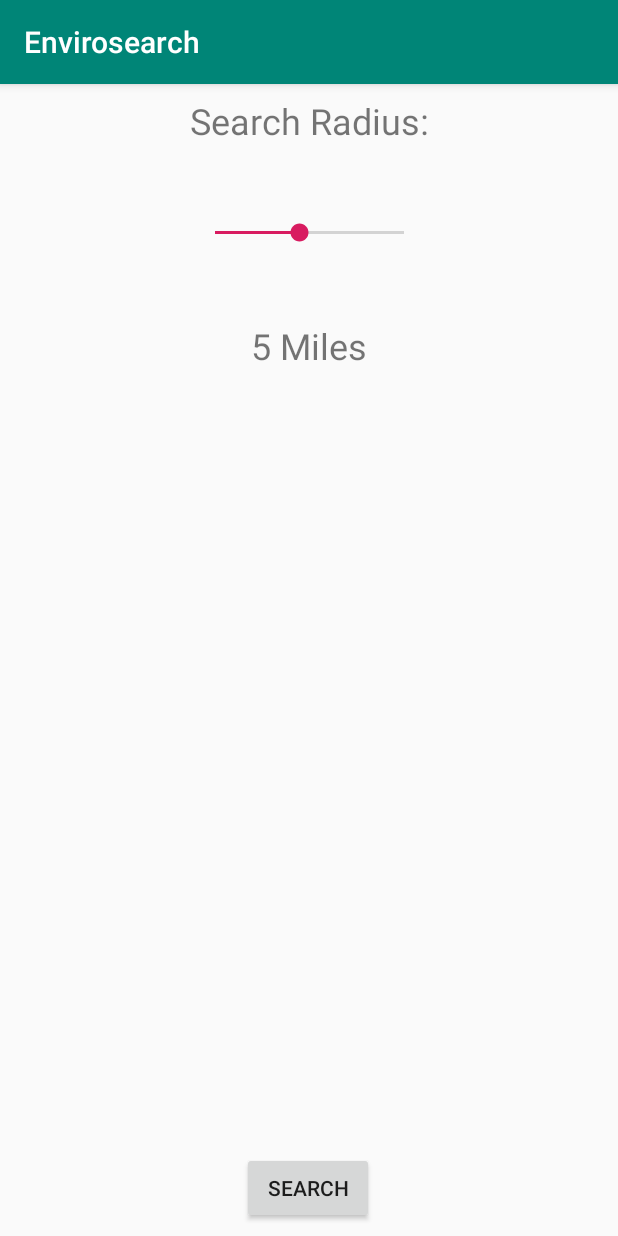
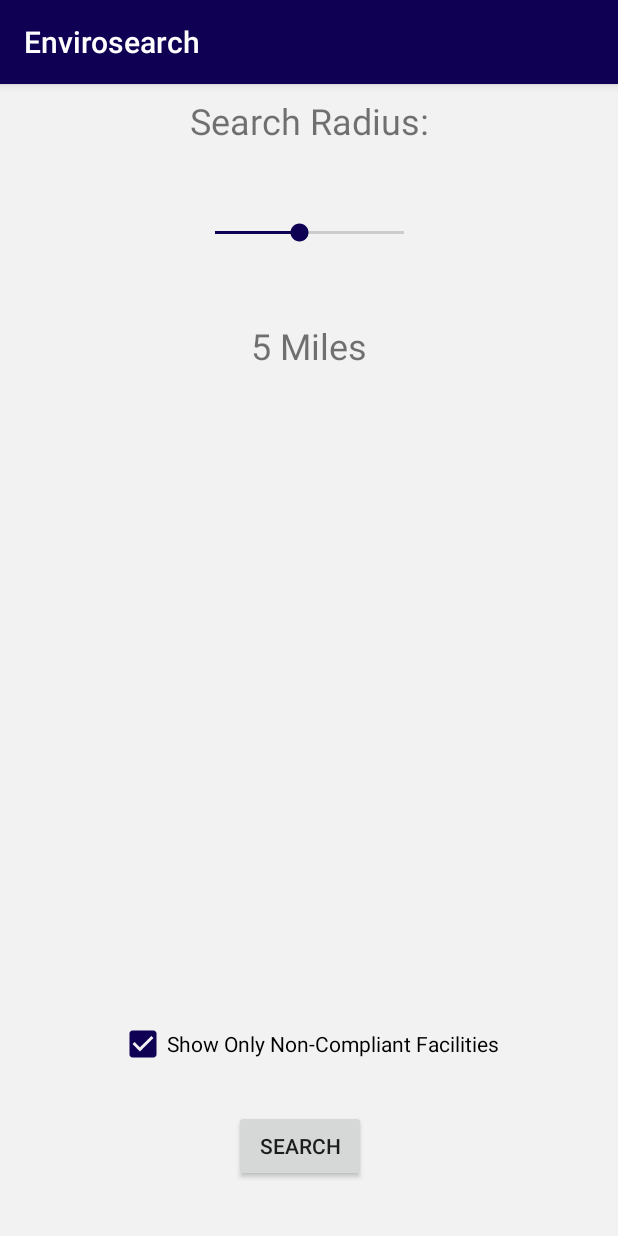
Before and after one commit to aalcorn/Envirosearch, an Android app: the screen it shows after launch (selectActivity), on a phone screen of 412 x 824 dp. Run offline under Robolectric (Android 15) with nearby library versions, the phone set to English and light mode, and no system bars.

Commit message:
EnvSearch Demo V2.2

```diff
--- a/app/src/main/java/com/example/envirosearch/selectActivity.java
+++ b/app/src/main/java/com/example/envirosearch/selectActivity.java
@@ -4,18 +4,25 @@ import android.content.Intent;
 import android.os.Bundle;
 import android.support.design.widget.FloatingActionButton;
 import android.support.design.widget.Snackbar;
+import android.support.v4.app.ActivityCompat;
 import android.support.v7.app.AppCompatActivity;
 import android.support.v7.widget.Toolbar;
 import android.view.View;
 import android.widget.Button;
+import android.widget.CheckBox;
 import android.widget.SeekBar;
 import android.widget.TextView;
+
+import static android.Manifest.permission.ACCESS_FINE_LOCATION;
 
 public class selectActivity extends AppCompatActivity {
 
     private TextView milesView;
     private SeekBar seekBar;
     private Button searchButton;
+    private CheckBox checkBox;
+    private int radius = 5;
+
 
     @Override
     protected void onCreate(Bundle savedInstanceState) {
@@ -23,18 +30,23 @@ public class selectActivity extends AppCompatActivity {
         setContentView(R.layout.activity_select);
 
         Toolbar toolbar = findViewById(R.id.toolbar);
+        toolbar.setBackgroundColor(0xFF0f0054);
+        //toolbar.getBackground().setColorFilter("#");
         setSupportActionBar(toolbar);
+
+        requestPermission();
 
         milesView = findViewById(R.id.milesView);
         seekBar = findViewById(R.id.seekBar);
         searchButton = findViewById(R.id.searchButton);
+        checkBox = findViewById(R.id.checkBox);
 
         searchButton.setOnClickListener(new View.OnClickListener() {
             @Override
             public void onClick(View v) {
                 Intent intent = new Intent(selectActivity.this, MapsActivity.class);
-                intent.putExtra("radius", seekBar.getProgress());
-
+                intent.putExtra("radius", Integer.toString(radius));
+                intent.putExtra("checked", checkBox.isChecked());
                 startActivity(intent);
             }
         });
@@ -42,7 +54,14 @@ public class selectActivity extends AppCompatActivity {
         seekBar.setOnSeekBarChangeListener(new SeekBar.OnSeekBarChangeListener() {
             @Override
             public void onProgressChanged(SeekBar seekBar, int progress, boolean fromUser) {
-                milesView.setText(progress + " Miles");
+                if (progress > 1) {
+                    milesView.setText(progress + " Miles");
+                }
+                else {
+                    milesView.setText(progress + " Mile");
+                }
+                radius = progress;
+                //System.out.println(radius);
             }
 
             @Override
@@ -58,4 +77,8 @@ public class selectActivity extends AppCompatActivity {
 
     }
 
+    private void requestPermission(){
+        ActivityCompat.requestPermissions(this,new String[]{ACCESS_FINE_LOCATION},1);
+    }
+
 }
--- a/app/src/main/res/layout/content_select.xml
+++ b/app/src/main/res/layout/content_select.xml
@@ -4,6 +4,7 @@
     xmlns:tools="http://schemas.android.com/tools"
     android:layout_width="match_parent"
     android:layout_height="match_parent"
+    android:background="#f2f2f2"
     app:layout_behavior="@string/appbar_scrolling_view_behavior"
     tools:context=".selectActivity"
     tools:showIn="@layout/activity_select">
@@ -47,10 +48,27 @@
         android:id="@+id/searchButton"
         android:layout_width="wrap_content"
         android:layout_height="wrap_content"
-        android:layout_marginBottom="8dp"
+        android:layout_marginStart="8dp"
+        android:layout_marginLeft="8dp"
+        android:layout_marginBottom="36dp"
         android:text="Search"
         app:layout_constraintBottom_toBottomOf="parent"
         app:layout_constraintEnd_toEndOf="parent"
-        app:layout_constraintHorizontal_bias="0.498"
+        app:layout_constraintHorizontal_bias="0.469"
+        app:layout_constraintStart_toStartOf="parent" />
+
+    <CheckBox
+        android:id="@+id/checkBox"
+        android:layout_width="wrap_content"
+        android:layout_height="wrap_content"
+        android:layout_marginStart="8dp"
+        android:layout_marginLeft="8dp"
+        android:layout_marginEnd="8dp"
+        android:layout_marginRight="8dp"
+        android:layout_marginBottom="28dp"
+        android:checked="true"
+        android:text="Show Only Non-Compliant Facilities"
+        app:layout_constraintBottom_toTopOf="@+id/searchButton"
+        app:layout_constraintEnd_toEndOf="parent"
         app:layout_constraintStart_toStartOf="parent" />
 </android.support.constraint.ConstraintLayout>
--- a/app/src/main/res/values/styles.xml
+++ b/app/src/main/res/values/styles.xml
@@ -4,8 +4,9 @@
     <style name="AppTheme" parent="Theme.AppCompat.Light.DarkActionBar">
         <!-- Customize your theme here. -->
         <item name="colorPrimary">@color/colorPrimary</item>
-        <item name="colorPrimaryDark">@color/colorPrimaryDark</item>
-        <item name="colorAccent">@color/colorAccent</item>
+        <!--<item name="colorPrimaryDark">@color/colorPrimaryDark</item> -->
+        <item name="colorPrimaryDark">#190038</item>
+        <item name="colorAccent">#0f0054</item>
     </style>
 
     <style name="AppTheme.NoActionBar">
```
Also changed, not shown: app/src/main/java/com/example/envirosearch/MapsActivity.java (+77 -8 lines).
